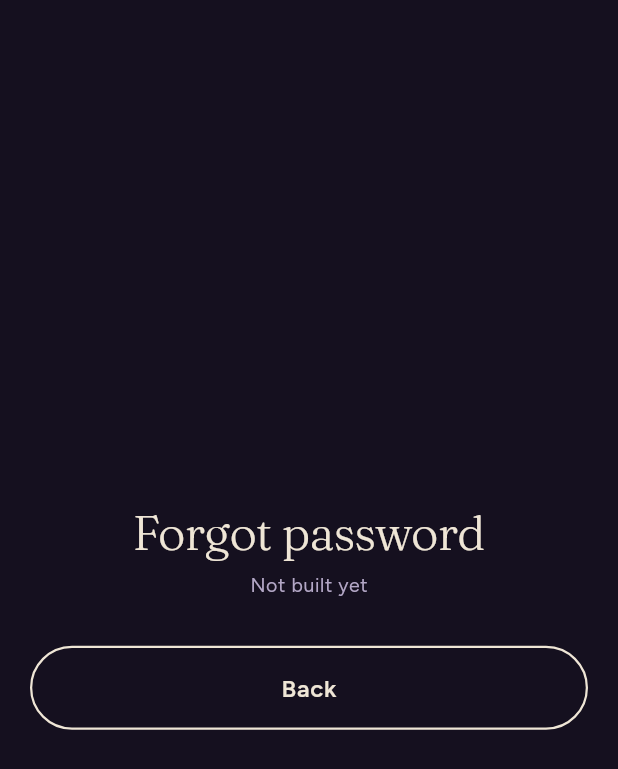
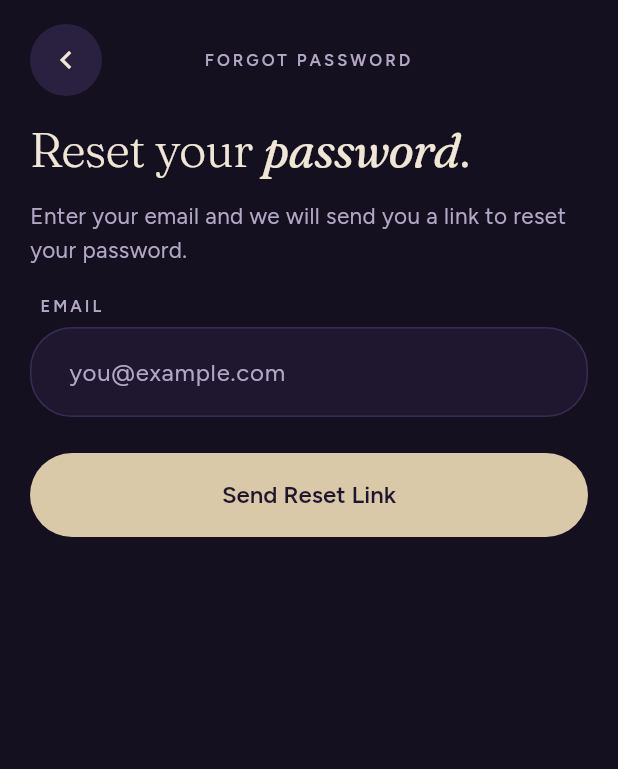
Before and after one commit to JuriThamer/2026_GP_G23_Somnia, a Flutter app: the screen it shows after launch, after a tap on "/forgot-password", on a phone screen of 412 x 824 dp. Shown: the top 769 px of the screen. Run offline on Flutter 3.47's test engine with Material 3 defaults, Android fonts, the phone set to English and light mode, and no system bars; our stand-ins replace cloud_firestore, firebase_auth, firebase_core, google_fonts; accounts and stored records are empty.

Commit message:
Add forgot password screen

```diff
--- a/lib/app_router.dart
+++ b/lib/app_router.dart
@@ -6,6 +6,8 @@ import 'widgets/app_button.dart';
 import 'features/auth/welcome_screen.dart';
 import 'features/auth/sign_up_screen.dart';
 import 'features/auth/sign_in_screen.dart';
+import 'features/auth/forgot_password_screen.dart';
+
 class AppRoutes {
   static const dev = '/dev';
   static const welcome = '/welcome';
@@ -48,7 +50,7 @@ class AppRouter {
       AppRoutes.welcome: (_) => const WelcomeScreen(),
       AppRoutes.signIn: (_) => const SignInScreen(),
       AppRoutes.signUp: (_) => const SignUpScreen(),
-      AppRoutes.forgotPassword: (_) => const PlaceholderScreen('Forgot password'),
+      AppRoutes.forgotPassword: (_) => const ForgotPasswordScreen(),
       AppRoutes.home: (_) => const PlaceholderScreen('Home'),
       AppRoutes.watch: (_) => const PlaceholderScreen('Watch'),
       AppRoutes.activeSession: (_) => const PlaceholderScreen('Active session'),
--- /dev/null
+++ b/lib/features/auth/forgot_password_screen.dart
@@ -0,0 +1,183 @@
+import 'package:firebase_auth/firebase_auth.dart';
+import 'package:flutter/material.dart';
+import '../../services/user_service.dart';
+import '../../theme/app_theme.dart';
+import '../../widgets/app_button.dart';
+import '../../widgets/app_text_field.dart';
+
+class ForgotPasswordScreen extends StatefulWidget {
+  const ForgotPasswordScreen({super.key});
+
+  @override
+  State<ForgotPasswordScreen> createState() => _ForgotPasswordScreenState();
+}
+
+class _ForgotPasswordScreenState extends State<ForgotPasswordScreen> {
+  final _email = TextEditingController();
+  final _userService = UserService();
+
+  String? _emailError;
+  String? _authError;
+  bool _loading = false;
+  bool _sent = false;
+
+  @override
+  void dispose() {
+    _email.dispose();
+    super.dispose();
+  }
+
+  Future<void> _submit() async {
+    final email = _email.text.trim();
+    final emailOk = RegExp(r'^[^@\s]+@[^@\s]+\.[^@\s]+$').hasMatch(email);
+
+    if (!emailOk) {
+      setState(() {
+        _authError = null;
+        _emailError = 'Enter a valid email address.';
+      });
+      return;
+    }
+
+    setState(() {
+      _emailError = null;
+      _authError = null;
+      _loading = true;
+    });
+
+    try {
+      await _userService.sendPasswordReset(email);
+      if (!mounted) return;
+      setState(() {
+        _loading = false;
+        _sent = true;
+      });
+    } on FirebaseAuthException catch (e) {
+      setState(() {
+        _loading = false;
+        if (e.code == 'invalid-email') {
+          _emailError = 'Enter a valid email address.';
+        } else if (e.code == 'network-request-failed') {
+          _authError = 'No internet connection. Please try again.';
+        } else {
+          _authError = 'Could not send the reset link. Please try again.';
+        }
+      });
+    } catch (_) {
+      setState(() {
+        _loading = false;
+        _authError = 'Could not send the reset link. Please try again.';
+      });
+    }
+  }
+
+  Widget _banner(String message, Color color) {
+    final c = context.colors;
+    final text = Theme.of(context).textTheme;
+
+    return Container(
+      width: double.infinity,
+      padding: const EdgeInsets.symmetric(horizontal: 18, vertical: 12),
+      decoration: BoxDecoration(
+        color: c.surface,
+        borderRadius: BorderRadius.circular(20),
+        border: Border.all(color: color),
+      ),
+      child: Text(message, style: text.bodyMedium!.copyWith(color: color)),
+    );
+  }
+
+  @override
+  Widget build(BuildContext context) {
+    final c = context.colors;
+    final text = Theme.of(context).textTheme;
+
+    return Scaffold(
+      body: Container(
+        decoration: BoxDecoration(gradient: c.gradient),
+        child: SafeArea(
+          child: ListView(
+            padding: const EdgeInsets.fromLTRB(20, 16, 20, 28),
+            children: [
+              Row(
+                children: [
+                  Material(
+                    color: c.surfaceAlt,
+                    shape: const CircleBorder(),
+                    child: InkWell(
+                      customBorder: const CircleBorder(),
+                      onTap: () => Navigator.pop(context),
+                      child: SizedBox(
+                        width: 48,
+                        height: 48,
+                        child: Icon(Icons.chevron_left, color: c.text),
+                      ),
+                    ),
+                  ),
+                  Expanded(
+                    child: Text(
+                      'FORGOT PASSWORD',
+                      style: text.labelSmall,
+                      textAlign: TextAlign.center,
+                    ),
+                  ),
+                  const SizedBox(width: 48),
+                ],
+              ),
+              const SizedBox(height: 18),
+              Text.rich(
+                TextSpan(
+                  text: 'Reset your ',
+                  children: [
+                    TextSpan(
+                      text: 'password',
+                      style: text.headlineLarge!
+                          .copyWith(fontStyle: FontStyle.italic),
+                    ),
+                    const TextSpan(text: '.'),
+                  ],
+                ),
+                style: text.headlineLarge,
+              ),
+              const SizedBox(height: 14),
+              if (_sent) ...[
+                _banner(
+                  'Reset link sent. Check your inbox at ${_email.text.trim()}.',
+                  c.success,
+                ),
+                const SizedBox(height: 24),
+                AppButton(
+                  label: 'Back to Sign In',
+                  onPressed: () => Navigator.pop(context),
+                ),
+              ] else ...[
+                Text(
+                  'Enter your email and we will send you a link to reset your password.',
+                  style: text.bodyMedium!.copyWith(color: c.muted),
+                ),
+                const SizedBox(height: 18),
+                if (_authError != null) ...[
+                  _banner(_authError!, c.error),
+                  const SizedBox(height: 14),
+                ],
+                AppTextField(
+                  label: 'Email',
+                  hint: 'you@example.com',
+                  controller: _email,
+                  errorText: _emailError,
+                  keyboardType: TextInputType.emailAddress,
+                ),
+                const SizedBox(height: 24),
+                AppButton(
+                  label: 'Send Reset Link',
+                  loading: _loading,
+                  onPressed: _submit,
+                ),
+              ],
+            ],
+          ),
+        ),
+      ),
+    );
+  }
+}
```
